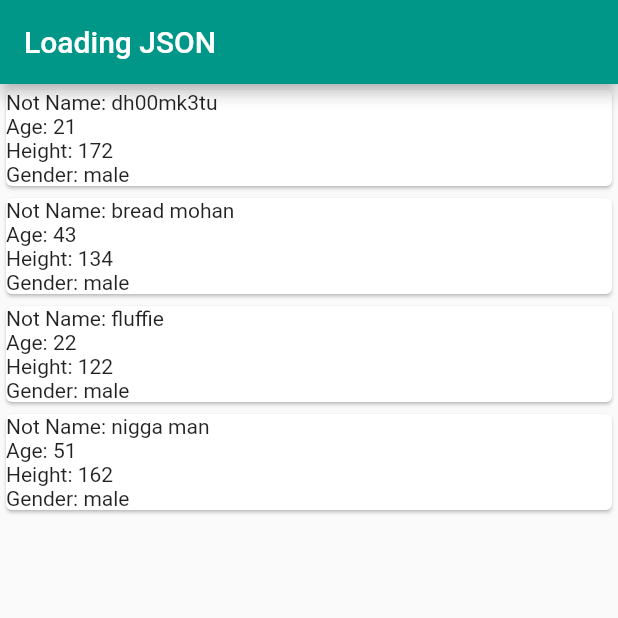
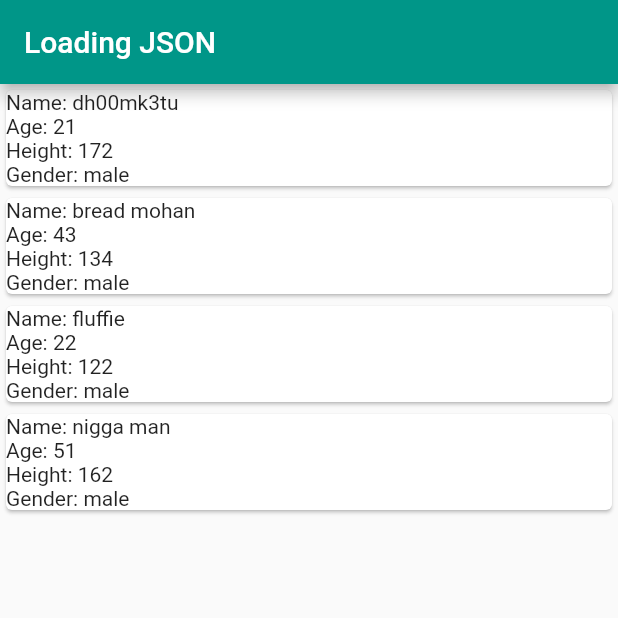
Before and after one commit to dh00mk3tu/flutter-src, a Flutter app: the screen it shows after launch, on a phone screen of 412 x 824 dp, the top half of it. Run offline on Flutter 3.47's test engine with Material 2 defaults, Android fonts, the phone set to English and light mode, and no system bars.

Commit message:
SSH Key Test

```diff
--- a/search/search/lib/main.dart
+++ b/search/search/lib/main.dart
@@ -38,7 +38,7 @@ class HomePageState extends State<HomePage> {
                       child: Column(
                         crossAxisAlignment: CrossAxisAlignment.stretch,
                         children: [
-                          Text("Not Name: "+mydata[index]['name']),
+                          Text("Name: "+mydata[index]['name']),
                           Text("Age: "+mydata[index]['age']),
                           Text("Height: "+mydata[index]['height']),
                           Text("Gender: "+mydata[index]['gender']),
```
